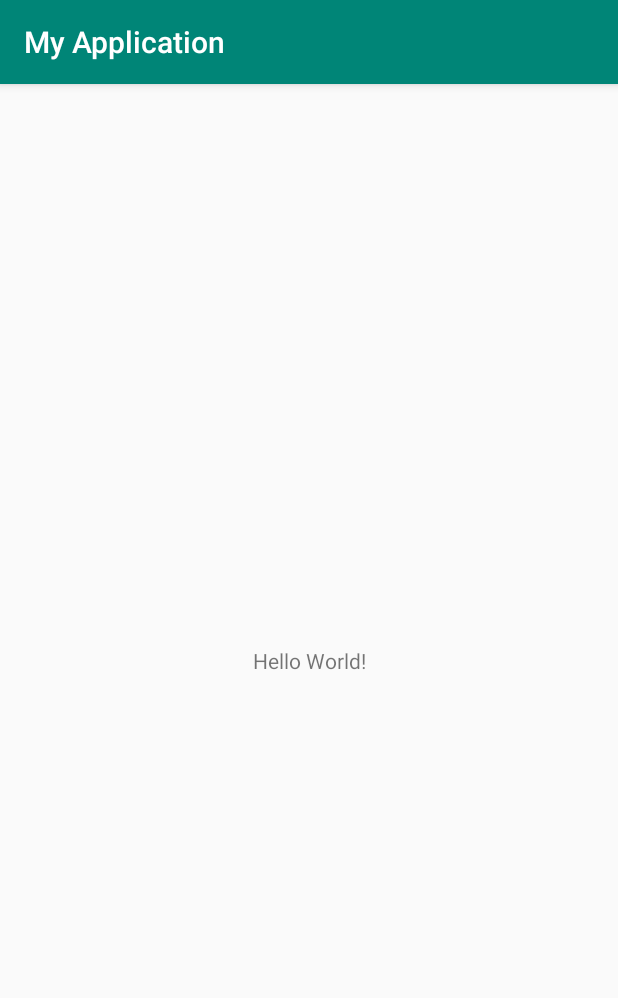
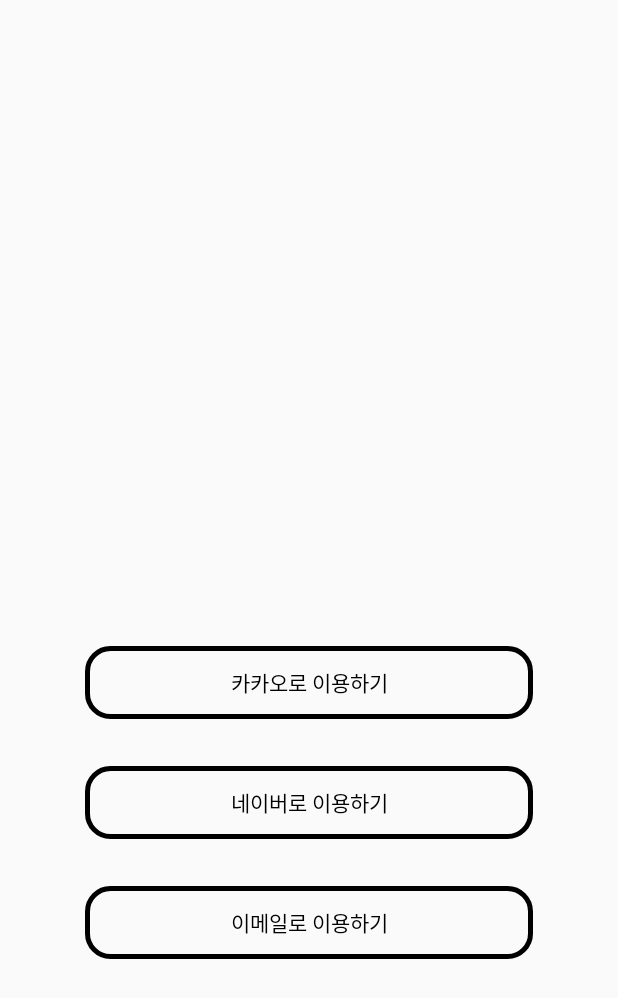
Before and after one commit to kws8643/BrokerApp, an Android app: the screen it shows after launch (MainActivity before the commit, LoginActivity after it), on a phone screen of 412 x 824 dp. Shown: the top 998 px of the screen. Run offline under Robolectric (Android 15) with nearby library versions, the phone set to English and light mode, and no system bars.

Commit message:
Login Set

```diff
--- /dev/null
+++ b/app/src/main/java/LoginFragments/LoginFragment.java
@@ -0,0 +1,53 @@
+package LoginFragments;
+
+import android.os.Bundle;
+import android.view.LayoutInflater;
+import android.view.View;
+import android.view.ViewGroup;
+import android.widget.LinearLayout;
+
+import androidx.fragment.app.Fragment;
+
+import com.example.brokerapp.LoginActivity;
+import com.example.brokerapp.R;
+
+
+public class LoginFragment extends Fragment {
+
+    LoginActivity activity;
+
+    private LinearLayout btnKakao, btnNaver, btnEmail;
+
+    @Override
+    public View onCreateView(LayoutInflater inflater, ViewGroup container, Bundle savedInstanceState) {
+
+        View view = inflater.inflate(R.layout.frag_login_login, container, false);
+
+        initView(view);
+
+        initParams();
+
+        btnEmail.setOnClickListener(new View.OnClickListener() {
+            @Override
+            public void onClick(View view) {
+                activity.changeFragment(1);
+            }
+        });
+
+
+        return view;
+    }
+
+
+    private void initView(View view) {
+        btnKakao = view.findViewById(R.id.btnKakao);
+        btnNaver = view.findViewById(R.id.btnNaver);
+        btnEmail = view.findViewById(R.id.btnEmail);
+    }
+
+    private void initParams() {
+
+        activity = (LoginActivity) getActivity();
+
+    }
+}
--- /dev/null
+++ b/app/src/main/java/com/example/brokerapp/LoginActivity.java
@@ -0,0 +1,58 @@
+package com.example.brokerapp;
+
+import androidx.appcompat.app.AppCompatActivity;
+import androidx.fragment.app.Fragment;
+import androidx.fragment.app.FragmentManager;
+import androidx.fragment.app.FragmentTransaction;
+
+import android.os.Bundle;
+
+import LoginFragments.EmailFragment;
+import LoginFragments.LoginFragment;
+
+public class LoginActivity extends AppCompatActivity {
+
+    FragmentManager manager;
+    Fragment loginFragment, emailFragment;
+
+    @Override
+    protected void onCreate(Bundle savedInstanceState) {
+        super.onCreate(savedInstanceState);
+        setContentView(R.layout.activity_login);
+
+        initParams();
+
+        manager.beginTransaction().add(R.id.frame_login, loginFragment).commit();
+
+    }
+
+
+    private void initParams() {
+
+        manager = getSupportFragmentManager();
+
+        loginFragment = new LoginFragment();
+        emailFragment = new EmailFragment();
+
+    }
+
+    public void changeFragment(int index) {
+
+        FragmentTransaction transaction = manager.beginTransaction();
+
+        transaction.addToBackStack(null);
+
+        if (index == 0) { // 다시 로그인 종류 화면으로
+
+            transaction.setCustomAnimations(R.anim.page_slide_from_left, R.anim.page_slide_to_right)
+                    .replace(R.id.frame_login, loginFragment).commit();
+
+        } else if (index == 1) { // 이메일로 로그인 & 회원가입 화면으로
+
+            transaction.setCustomAnimations(R.anim.page_slide_from_right, R.anim.page_slide_to_left)
+                    .replace(R.id.frame_login, emailFragment).commit();
+
+        }
+
+    }
+}
--- /dev/null
+++ b/app/src/main/res/anim/page_slide_from_left.xml
@@ -0,0 +1,13 @@
+<?xml version="1.0" encoding="utf-8"?>
+<set xmlns:android="http://schemas.android.com/apk/res/android"
+    android:shareInterpolator="false">
+
+    <translate
+        android:duration="500"
+        android:fromXDelta="-100"
+        android:fromYDelta="0%"
+        android:toXDelta="0%"
+        android:toYDelta="0%"
+        />
+
+</set>
--- /dev/null
+++ b/app/src/main/res/anim/page_slide_from_right.xml
@@ -0,0 +1,13 @@
+<?xml version="1.0" encoding="utf-8"?>
+<set xmlns:android="http://schemas.android.com/apk/res/android"
+    android:shareInterpolator="false">
+
+    <translate
+        android:fromXDelta="100%"
+        android:fromYDelta="0%"
+        android:toXDelta="0%"
+        android:toYDelta="0%"
+        android:duration = "500"
+        />
+
+</set>
--- /dev/null
+++ b/app/src/main/res/anim/page_slide_to_left.xml
@@ -0,0 +1,11 @@
+<?xml version="1.0" encoding="utf-8"?>
+<set xmlns:android="http://schemas.android.com/apk/res/android"
+    android:shareInterpolator="false">
+
+    <translate
+        android:duration="500"
+        android:fromXDelta="0%"
+        android:fromYDelta="0%"
+        android:toXDelta="-100%"
+        android:toYDelta="0%" />
+</set>
--- /dev/null
+++ b/app/src/main/res/anim/page_slide_to_right.xml
@@ -0,0 +1,12 @@
+<?xml version="1.0" encoding="utf-8"?>
+<set xmlns:android="http://schemas.android.com/apk/res/android"
+    android:shareInterpolator="false">
+
+    <translate
+        android:duration="500"
+        android:fromXDelta="0%"
+        android:fromYDelta="0%"
+        android:toXDelta="100%"
+        android:toYDelta="0%" />
+
+</set>
--- /dev/null
+++ b/app/src/main/res/drawable-v24/button_round_login.xml
@@ -0,0 +1,16 @@
+<?xml version="1.0" encoding="utf-8"?>
+<layer-list xmlns:android="http://schemas.android.com/apk/res/android">
+    <item
+        android:bottom="1dp"
+        android:left="1dp"
+        android:right="1dp"
+        android:top="1dp">
+        <shape android:shape="rectangle">
+            <corners android:radius="15dp" />
+            <stroke
+                android:width="3dp"
+                android:color="@color/colorBlack" />
+        </shape>
+    </item>
+
+</layer-list>
--- /dev/null
+++ b/app/src/main/res/layout/activity_login.xml
@@ -0,0 +1,15 @@
+<?xml version="1.0" encoding="utf-8"?>
+<androidx.constraintlayout.widget.ConstraintLayout xmlns:android="http://schemas.android.com/apk/res/android"
+    xmlns:app="http://schemas.android.com/apk/res-auto"
+    xmlns:tools="http://schemas.android.com/tools"
+    android:layout_width="match_parent"
+    android:layout_height="match_parent"
+    tools:context=".LoginActivity">
+
+
+    <FrameLayout
+        android:id="@+id/frame_login"
+        android:layout_width="match_parent"
+        android:layout_height="match_parent"></FrameLayout>
+
+</androidx.constraintlayout.widget.ConstraintLayout>
--- /dev/null
+++ b/app/src/main/res/layout/frag_login_login.xml
@@ -0,0 +1,70 @@
+<?xml version="1.0" encoding="utf-8"?>
+<androidx.constraintlayout.widget.ConstraintLayout xmlns:android="http://schemas.android.com/apk/res/android"
+    xmlns:app="http://schemas.android.com/apk/res-auto"
+    android:layout_width="match_parent"
+    android:layout_height="match_parent"
+    android:orientation="vertical">
+
+    <LinearLayout
+        android:layout_width="300dp"
+        android:layout_height="wrap_content"
+        android:orientation="vertical"
+        app:layout_constraintBottom_toBottomOf="parent"
+        app:layout_constraintLeft_toLeftOf="parent"
+        app:layout_constraintRight_toRightOf="parent"
+        app:layout_constraintTop_toTopOf="parent"
+        app:layout_constraintVertical_bias="0.7">
+
+        <LinearLayout
+            android:id="@+id/btnKakao"
+            android:layout_width="300dp"
+            android:layout_height="50dp"
+            android:background="@drawable/button_round_login">
+
+            <TextView
+                android:layout_width="match_parent"
+                android:layout_height="match_parent"
+                android:background="?attr/selectableItemBackground"
+                android:gravity="center"
+                android:text="카카오로 이용하기"
+                android:textColor="@color/colorBlack" />
+
+        </LinearLayout>
+
+        <LinearLayout
+            android:id="@+id/btnNaver"
+            android:layout_width="300dp"
+            android:layout_height="50dp"
+            android:layout_marginTop="30dp"
+            android:background="@drawable/button_round_login">
+
+            <TextView
+                android:layout_width="match_parent"
+                android:layout_height="match_parent"
+                android:background="?attr/selectableItemBackground"
+                android:gravity="center"
+                android:text="네이버로 이용하기"
+                android:textColor="@color/colorBlack" />
+
+        </LinearLayout>
+
+        <LinearLayout
+            android:id="@+id/btnEmail"
+            android:layout_width="300dp"
+            android:layout_height="50dp"
+            android:layout_marginTop="30dp"
+            android:background="@drawable/button_round_login">
+
+            <TextView
+                android:layout_width="match_parent"
+                android:layout_height="match_parent"
+                android:background="?attr/selectableItemBackground"
+                android:gravity="center"
+                android:text="이메일로 이용하기"
+                android:textColor="@color/colorBlack" />
+
+        </LinearLayout>
+
+    </LinearLayout>
+
+</androidx.constraintlayout.widget.ConstraintLayout>
--- a/app/src/main/res/values/colors.xml
+++ b/app/src/main/res/values/colors.xml
@@ -3,4 +3,7 @@
     <color name="colorPrimary">#008577</color>
     <color name="colorPrimaryDark">#00574B</color>
     <color name="colorAccent">#D81B60</color>
+
+    <color name="colorWhite">#FFFFFF</color>
+    <color name="colorBlack">#000000</color>
 </resources>
--- a/app/src/main/res/values/styles.xml
+++ b/app/src/main/res/values/styles.xml
@@ -6,6 +6,10 @@
         <item name="colorPrimary">@color/colorPrimary</item>
         <item name="colorPrimaryDark">@color/colorPrimaryDark</item>
         <item name="colorAccent">@color/colorAccent</item>
+
+
+        <item name="windowActionBar">false</item>
+        <item name="windowNoTitle">true</item>
     </style>
 
 </resources>
```
Also changed, not shown: app/src/main/AndroidManifest.xml (+8 -1 lines), app/src/main/java/LoginFragments/EmailFragment.java (added, +50 -0 lines), app/src/main/res/drawable/icon_back.xml (added, +9 -0 lines), app/src/main/res/layout/frag_login_email.xml (added, +89 -0 lines).
